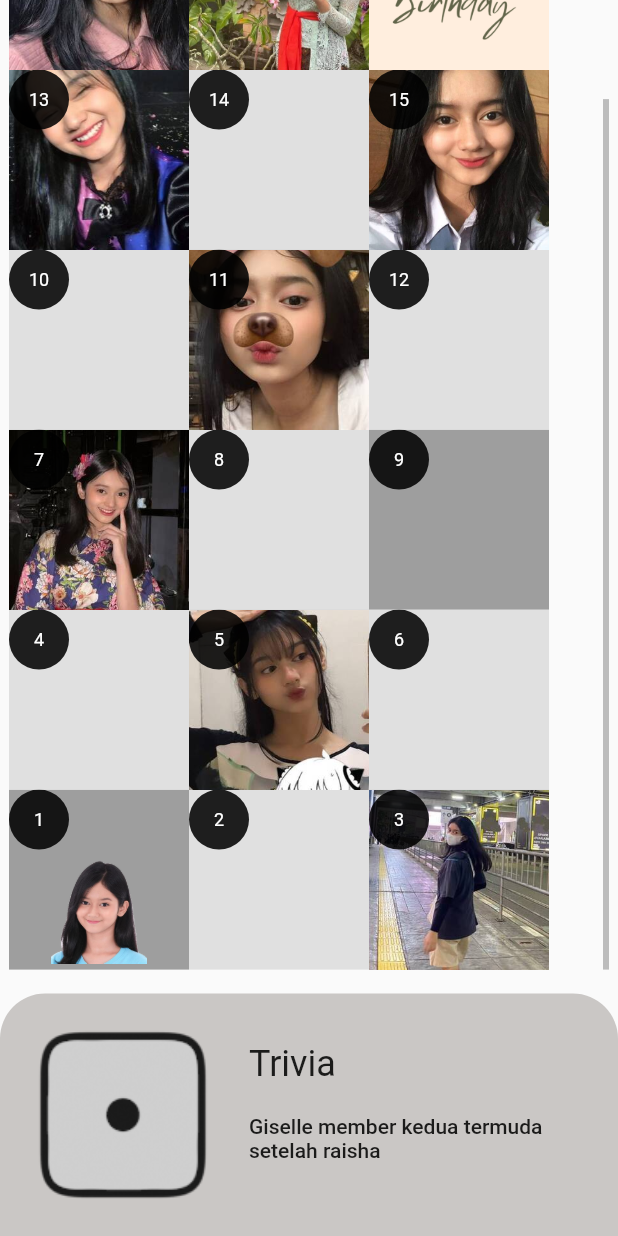
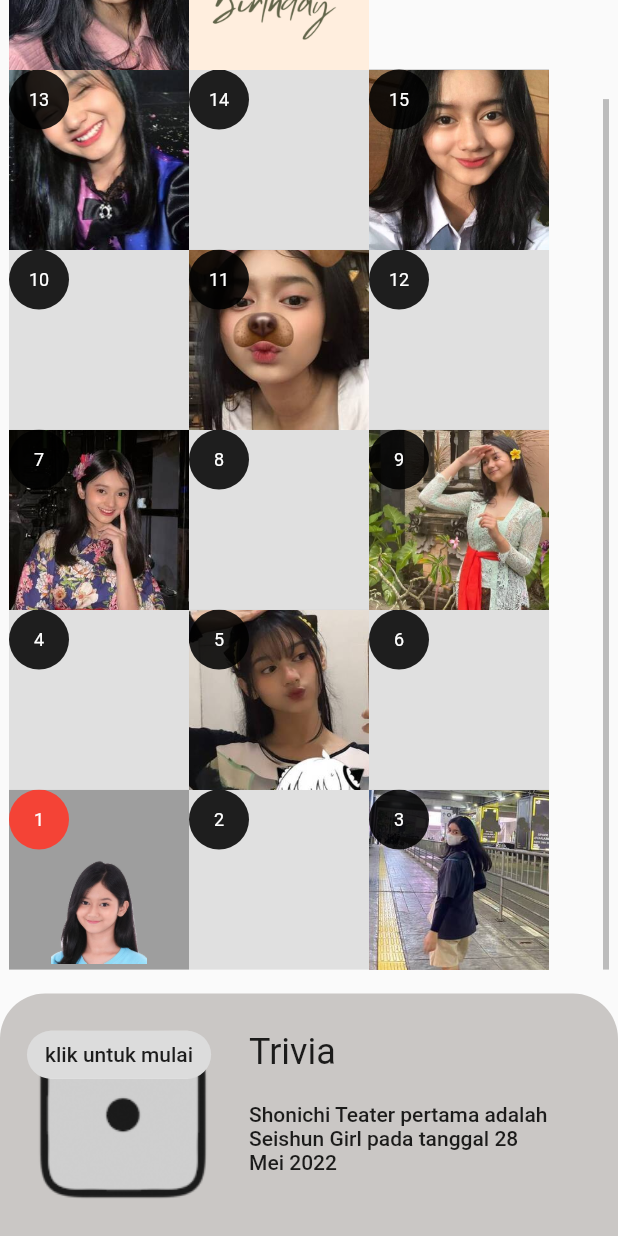
Before and after one commit to rifkyputra/hbd, a Flutter app: the screen it shows after launch, on a phone screen of 412 x 824 dp. Run offline on Flutter 3.47's test engine with Material 2 defaults, Android fonts, the phone set to English and light mode, and no system bars; our stand-ins replace bloc_concurrency, equatable, flutter_bloc; generated files the repository leaves out were written again.

Commit message:
more trivia and fix 16 thn

```diff
--- a/lib/ui/giselle_game.dart
+++ b/lib/ui/giselle_game.dart
@@ -16,15 +16,26 @@ class GiselleGame extends StatefulWidget with WrapRoute {
 
 class _GiselleGameState extends State<GiselleGame> {
   int position = 0;
+  bool mulai = true;
 
-  final itemcount = 18;
+  final itemcount = 17;
 
   final trivia = [
-    '''Giselle lahir pada 20 December 2006
+    '''Giselle lahir pada 20 Desember 2006
     ''',
-    '''Giselle member kedua termuda setelah raisha
+    '''Giselle member kedua termuda setelah raisha di Generasi 10
     ''',
     '''Jiko Giselle : H-A-P-P-Y! Aku akan membuatmu terpanah pada pandangan yang pertama.
+    ''',
+    '''Sebelum ke Jakarta, Giselle pernah tinggal di Belitung. Rumah nya berada di pinggir pantai.
+    ''',
+    '''Shonichi Teater pertama adalah Seishun Girl pada tanggal 28 Mei 2022
+    ''',
+    '''Giselle mempunyai Golongan Darah A
+    ''',
+    '''Giselee saat SR "Tower Itu Apa Bang?"
+    ''',
+    '''Mempunyai 2 Adik Perempuan
     ''',
   ];
   @override
@@ -63,12 +74,12 @@ class _GiselleGameState extends State<GiselleGame> {
                           mainAxisAlignment: MainAxisAlignment.center,
                           children: [
                             Text(
-                              'Happy Birthday ke-17',
+                              'Happy Birthday ke-16',
                               style: Theme.of(context).textTheme.headlineSmall,
                             ),
                             const SizedBox(height: 27),
                             const Text(
-                              'Semoga Angan mu terwujud dan menjadi idol yang lebih baik lagi. Aku Akan selalu mendukungmu.',
+                              'Semoga Angan mu terwujud dan menjadi idol yang lebih baik lagi. Kami Akan selalu mendukungmu.',
                             ),
                           ],
                         ),
@@ -107,13 +118,16 @@ class _GiselleGameState extends State<GiselleGame> {
                               3: 'agam1.jpg',
                               5: 'agam5.jpg',
                               7: 'agam2.jpg',
+                              9: 'agam4.jpg',
                               11: 'agam8.jpg',
                               13: 'agam9.jpg',
                               15: 'agam6.jpg',
                               16: 'agam7.jpg',
-                              17: 'agam4.jpg',
-                              18: 'hbd.png',
+                              17: 'hbd.png',
                             };
+
+                            final isActive =
+                                context.watch<PositionCubit>().state == index;
 
                             return Container(
                               height: 100,
@@ -135,6 +149,9 @@ class _GiselleGameState extends State<GiselleGame> {
                                     Align(
                                       alignment: Alignment.topLeft,
                                       child: CircleAvatar(
+                                        backgroundColor: isActive
+                                            ? Colors.red
+                                            : Colors.black87,
                                         child: Text(
                                           '${index + 1}',
                                           style: Theme.of(context)
@@ -142,20 +159,15 @@ class _GiselleGameState extends State<GiselleGame> {
                                               .bodySmall!
                                               .copyWith(color: Colors.white),
                                         ),
-                                        backgroundColor: Colors.black87,
                                       ),
                                     ),
                                   Expanded(
                                       child: AnimatedOpacity(
                                     curve: Curves.bounceInOut,
                                     duration: const Duration(milliseconds: 450),
-                                    opacity:
-                                        context.watch<PositionCubit>().state ==
-                                                index
-                                            ? 1
-                                            : 0,
+                                    opacity: isActive ? 1 : 0,
                                     child: Padding(
-                                      padding: EdgeInsets.all(4),
+                                      padding: const EdgeInsets.all(4),
                                       child: Image.asset(
                                         'assets/pawn.png',
                                         height: 50,
@@ -180,7 +192,7 @@ class _GiselleGameState extends State<GiselleGame> {
                   child: Container(
                     decoration: const BoxDecoration(
                       color: Color.fromARGB(255, 202, 199, 197),
-                      borderRadius: const BorderRadius.only(
+                      borderRadius: BorderRadius.only(
                           topLeft: Radius.circular(30),
                           topRight: Radius.circular(30)),
                     ),
@@ -191,17 +203,19 @@ class _GiselleGameState extends State<GiselleGame> {
                         children: [
                           InkWell(
                             onTap: () {
-                              setState(() {
+                              if (mulai) {
+                                setState(() => mulai = false);
+                              }
                               context.read<DiceShuffleBloc>().add(
                                     Shuffle(
-                                        delay:
-                                            const Duration(milliseconds: 100),
+                                      delay: const Duration(milliseconds: 100),
                                       times: 10,
                                     ),
                                   );
-                              });
                             },
-                            child: Column(
+                            child: Stack(
+                              children: [
+                                Column(
                                   mainAxisSize: MainAxisSize.min,
                                   children: [
                                     ConstrainedBox(
@@ -210,6 +224,12 @@ class _GiselleGameState extends State<GiselleGame> {
                                       child: Image.asset(
                                           'assets/${context.watch<DiceShuffleBloc>().state.state}.png'),
                                     ),
+                                  ],
+                                ),
+                                if (mulai)
+                                  const Chip(
+                                    label: Text('klik untuk mulai'),
+                                  )
                               ],
                             ),
                           ),
```
Also changed, not shown: 1 other file. Lines whose indentation alone changed are shown as unchanged.
